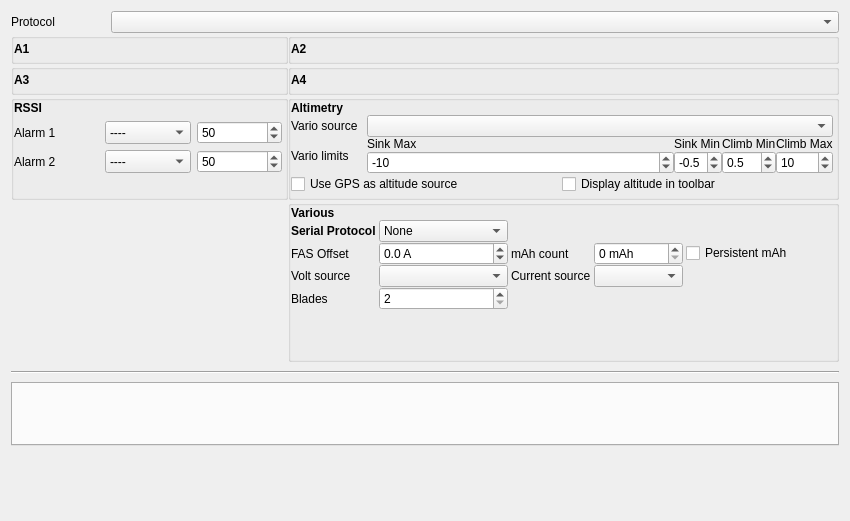
Before: the Qt Designer form companion/src/modeledit/telemetry.ui in opentx/opentx, drawn with Qt 5.
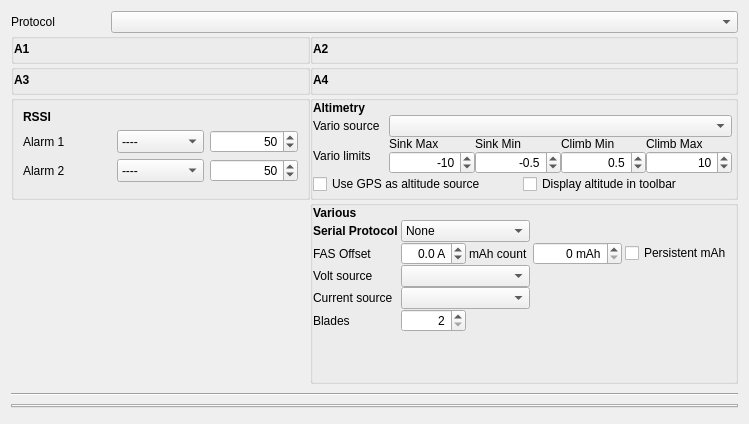
After: the same form once the commit is applied. Custom widgets are drawn as their Qt base class.

Commit message: Layout changes in telemetry tab update panels in modeledit before adding them to vertical_layouts to avoid fancy resizing of the panels.

Patch:
```diff
--- a/companion/src/modeledit/telemetry.ui
+++ b/companion/src/modeledit/telemetry.ui
@@ -6,8 +6,8 @@
    <rect>
     <x>0</x>
     <y>0</y>
-    <width>850</width>
-    <height>521</height>
+    <width>749</width>
+    <height>424</height>
    </rect>
   </property>
   <property name="windowTitle">
@@ -252,7 +252,7 @@
            </widget>
           </item>
           <item row="2" column="1">
-           <layout class="QGridLayout" name="gridLayout_66" columnstretch="1,0,0,0">
+           <layout class="QGridLayout" name="gridLayout_66" columnstretch="0,0,0,0">
             <item row="0" column="0">
              <widget class="QLabel" name="VarioLabel_1">
               <property name="sizePolicy">
@@ -277,6 +277,9 @@
                 <verstretch>0</verstretch>
                </sizepolicy>
               </property>
+              <property name="alignment">
+               <set>Qt::AlignRight|Qt::AlignTrailing|Qt::AlignVCenter</set>
+              </property>
               <property name="decimals">
                <number>1</number>
               </property>
@@ -302,6 +305,9 @@
                 <verstretch>0</verstretch>
                </sizepolicy>
               </property>
+              <property name="alignment">
+               <set>Qt::AlignRight|Qt::AlignTrailing|Qt::AlignVCenter</set>
+              </property>
               <property name="decimals">
                <number>1</number>
               </property>
@@ -327,6 +333,9 @@
                 <verstretch>0</verstretch>
                </sizepolicy>
               </property>
+              <property name="alignment">
+               <set>Qt::AlignRight|Qt::AlignTrailing|Qt::AlignVCenter</set>
+              </property>
               <property name="decimals">
                <number>0</number>
               </property>
@@ -349,6 +358,9 @@
                 <verstretch>0</verstretch>
                </sizepolicy>
               </property>
+              <property name="alignment">
+               <set>Qt::AlignRight|Qt::AlignTrailing|Qt::AlignVCenter</set>
+              </property>
               <property name="decimals">
                <number>0</number>
               </property>
@@ -500,20 +512,49 @@
          <number>0</number>
         </property>
         <item row="0" column="0">
-         <layout class="QGridLayout" name="gridLayout" rowstretch="0,0,0,0,0">
+         <layout class="QGridLayout" name="gridLayout" rowstretch="0,0,0,0,0,0" columnstretch="1,0,1,0,1">
           <property name="horizontalSpacing">
            <number>3</number>
           </property>
           <property name="verticalSpacing">
            <number>0</number>
           </property>
-          <item row="3" column="1">
-           <widget class="QUnsignedAutoComboBox" name="frskyVoltCB">
+          <item row="1" column="1" colspan="2">
+           <widget class="QComboBox" name="frskyProtoCB">
             <property name="sizePolicy">
-             <sizepolicy hsizetype="Preferred" vsizetype="Fixed">
+             <sizepolicy hsizetype="MinimumExpanding" vsizetype="Fixed">
               <horstretch>0</horstretch>
               <verstretch>0</verstretch>
              </sizepolicy>
+            </property>
+            <item>
+             <property name="text">
+              <string>None</string>
+             </property>
+            </item>
+            <item>
+             <property name="text">
+              <string>FrSky Sensor Hub</string>
+             </property>
+            </item>
+           </widget>
+          </item>
+          <item row="0" column="0">
+           <widget class="QLabel" name="label_3">
+            <property name="sizePolicy">
+             <sizepolicy hsizetype="Fixed" vsizetype="Fixed">
+              <horstretch>0</horstretch>
+              <verstretch>0</verstretch>
+             </sizepolicy>
+            </property>
+            <property name="font">
+             <font>
+              <weight>75</weight>
+              <bold>true</bold>
+             </font>
+            </property>
+            <property name="text">
+             <string>Various</string>
             </property>
            </widget>
           </item>
@@ -530,49 +571,7 @@
             </property>
            </widget>
           </item>
-          <item row="3" column="3">
-           <widget class="QUnsignedAutoComboBox" name="frskyCurrentCB">
-            <property name="sizePolicy">
-             <sizepolicy hsizetype="Preferred" vsizetype="Fixed">
-              <horstretch>0</horstretch>
-              <verstretch>0</verstretch>
-             </sizepolicy>
-            </property>
-           </widget>
-          </item>
-          <item row="2" column="5">
-           <spacer name="horizontalSpacer">
-            <property name="orientation">
-             <enum>Qt::Horizontal</enum>
-            </property>
-            <property name="sizeHint" stdset="0">
-             <size>
-              <width>40</width>
-              <height>20</height>
-             </size>
-            </property>
-           </spacer>
-          </item>
-          <item row="3" column="2">
-           <widget class="QLabel" name="current_label">
-            <property name="sizePolicy">
-             <sizepolicy hsizetype="MinimumExpanding" vsizetype="MinimumExpanding">
-              <horstretch>0</horstretch>
-              <verstretch>0</verstretch>
-             </sizepolicy>
-            </property>
-            <property name="minimumSize">
-             <size>
-              <width>0</width>
-              <height>0</height>
-             </size>
-            </property>
-            <property name="text">
-             <string>Current source</string>
-            </property>
-           </widget>
-          </item>
-          <item row="4" column="1">
+          <item row="5" column="1">
            <widget class="QDoubleSpinBox" name="bladesCount">
             <property name="sizePolicy">
              <sizepolicy hsizetype="MinimumExpanding" vsizetype="Fixed">
@@ -580,6 +579,9 @@
               <verstretch>0</verstretch>
              </sizepolicy>
             </property>
+            <property name="alignment">
+             <set>Qt::AlignRight|Qt::AlignTrailing|Qt::AlignVCenter</set>
+            </property>
             <property name="decimals">
              <number>0</number>
             </property>
@@ -594,7 +596,7 @@
             </property>
            </widget>
           </item>
-          <item row="4" column="0">
+          <item row="5" column="0">
            <widget class="QLabel" name="blades_label">
             <property name="sizePolicy">
              <sizepolicy hsizetype="MinimumExpanding" vsizetype="MinimumExpanding">
@@ -622,6 +624,9 @@
               <verstretch>0</verstretch>
              </sizepolicy>
             </property>
+            <property name="alignment">
+             <set>Qt::AlignRight|Qt::AlignTrailing|Qt::AlignVCenter</set>
+            </property>
             <property name="suffix">
              <string> mAh</string>
             </property>
@@ -638,6 +643,9 @@
               <verstretch>0</verstretch>
              </sizepolicy>
             </property>
+            <property name="alignment">
+             <set>Qt::AlignRight|Qt::AlignTrailing|Qt::AlignVCenter</set>
+            </property>
             <property name="suffix">
              <string> A</string>
             </property>
@@ -675,25 +683,6 @@
             </property>
            </widget>
           </item>
-          <item row="0" column="0">
-           <widget class="QLabel" name="label_3">
-            <property name="sizePolicy">
-             <sizepolicy hsizetype="Fixed" vsizetype="Fixed">
-              <horstretch>0</horstretch>
-              <verstretch>0</verstretch>
-             </sizepolicy>
-            </property>
-            <property name="font">
-             <font>
-              <weight>75</weight>
-              <bold>true</bold>
-             </font>
-            </property>
-            <property name="text">
-             <string>Various</string>
-            </property>
-           </widget>
-          </item>
           <item row="1" column="0">
            <widget class="QLabel" name="label">
             <property name="font">
@@ -707,24 +696,43 @@
             </property>
            </widget>
           </item>
-          <item row="1" column="1">
-           <widget class="QComboBox" name="frskyProtoCB">
+          <item row="4" column="0">
+           <widget class="QLabel" name="current_label">
             <property name="sizePolicy">
-             <sizepolicy hsizetype="MinimumExpanding" vsizetype="Fixed">
+             <sizepolicy hsizetype="MinimumExpanding" vsizetype="MinimumExpanding">
               <horstretch>0</horstretch>
               <verstretch>0</verstretch>
              </sizepolicy>
             </property>
-            <item>
-             <property name="text">
-              <string>None</string>
-             </property>
-            </item>
-            <item>
-             <property name="text">
-              <string>FrSky Sensor Hub</string>
-             </property>
-            </item>
+            <property name="minimumSize">
+             <size>
+              <width>0</width>
+              <height>0</height>
+             </size>
+            </property>
+            <property name="text">
+             <string>Current source</string>
+            </property>
+           </widget>
+          </item>
+          <item row="3" column="1" colspan="2">
+           <widget class="QUnsignedAutoComboBox" name="frskyVoltCB">
+            <property name="sizePolicy">
+             <sizepolicy hsizetype="Preferred" vsizetype="Fixed">
+              <horstretch>0</horstretch>
+              <verstretch>0</verstretch>
+             </sizepolicy>
+            </property>
+           </widget>
+          </item>
+          <item row="4" column="1" colspan="2">
+           <widget class="QUnsignedAutoComboBox" name="frskyCurrentCB">
+            <property name="sizePolicy">
+             <sizepolicy hsizetype="Preferred" vsizetype="Fixed">
+              <horstretch>0</horstretch>
+              <verstretch>0</verstretch>
+             </sizepolicy>
+            </property>
            </widget>
           </item>
          </layout>
@@ -756,19 +764,20 @@
        <property name="flat">
         <bool>false</bool>
        </property>
-       <layout class="QGridLayout" name="gridLayout_7">
-        <property name="leftMargin">
-         <number>0</number>
-        </property>
-        <property name="topMargin">
-         <number>0</number>
-        </property>
-        <property name="rightMargin">
-         <number>3</number>
-        </property>
-        <property name="bottomMargin">
-         <number>3</number>
-        </property>
+       <layout class="QGridLayout" name="gridLayout_3">
+        <item row="0" column="0">
+         <widget class="QLabel" name="rssiLabel">
+          <property name="font">
+           <font>
+            <weight>75</weight>
+            <bold>true</bold>
+           </font>
+          </property>
+          <property name="text">
+           <string>RSSI</string>
+          </property>
+         </widget>
+        </item>
         <item row="1" column="0">
          <widget class="QLabel" name="rssiAlarm1Label">
           <property name="sizePolicy">
@@ -832,6 +841,9 @@
             <verstretch>0</verstretch>
            </sizepolicy>
           </property>
+          <property name="alignment">
+           <set>Qt::AlignRight|Qt::AlignTrailing|Qt::AlignVCenter</set>
+          </property>
           <property name="suffix">
            <string/>
           </property>
@@ -909,6 +921,9 @@
             <verstretch>0</verstretch>
            </sizepolicy>
           </property>
+          <property name="alignment">
+           <set>Qt::AlignRight|Qt::AlignTrailing|Qt::AlignVCenter</set>
+          </property>
           <property name="suffix">
            <string/>
           </property>
@@ -926,19 +941,6 @@
           </property>
          </widget>
         </item>
-        <item row="0" column="0">
-         <widget class="QLabel" name="rssiLabel">
-          <property name="font">
-           <font>
-            <weight>75</weight>
-            <bold>true</bold>
-           </font>
-          </property>
-          <property name="text">
-           <string>RSSI</string>
-          </property>
-         </widget>
-        </item>
         <item row="3" column="0">
          <spacer name="verticalSpacer_2">
           <property name="orientation">
```
Left out of the diff: 1 changed line with no effect on the pictures. The commit also changes 2 other files.
